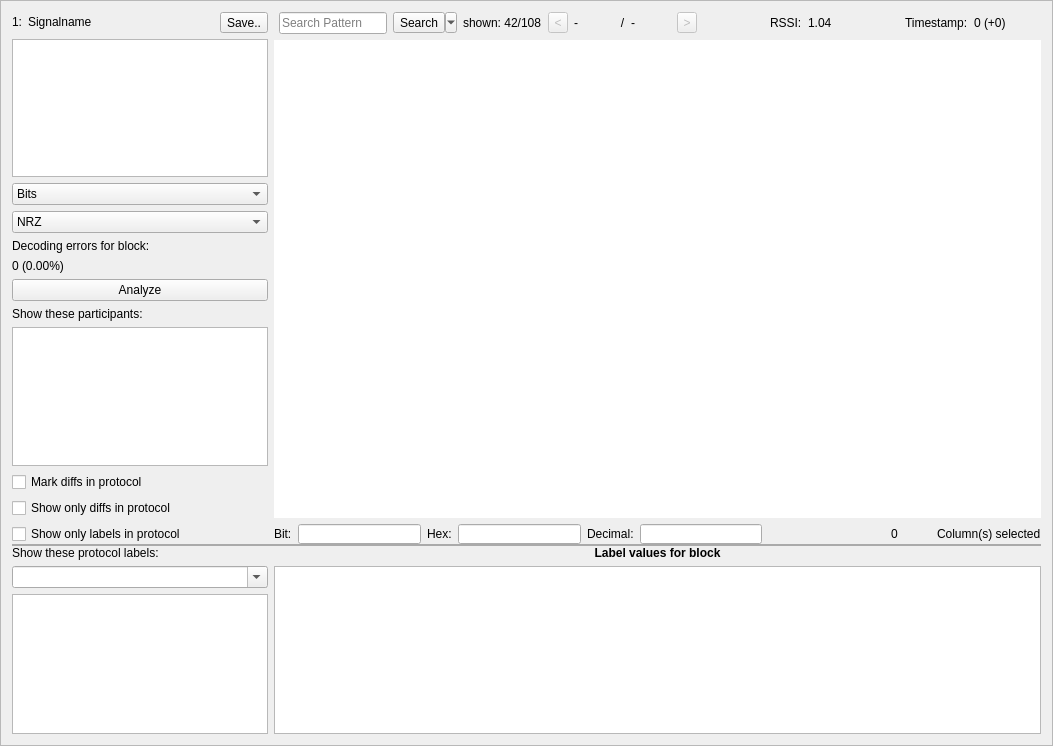
Old version of the form ui/analysis_frame.ui in the repository jopohl/urh.
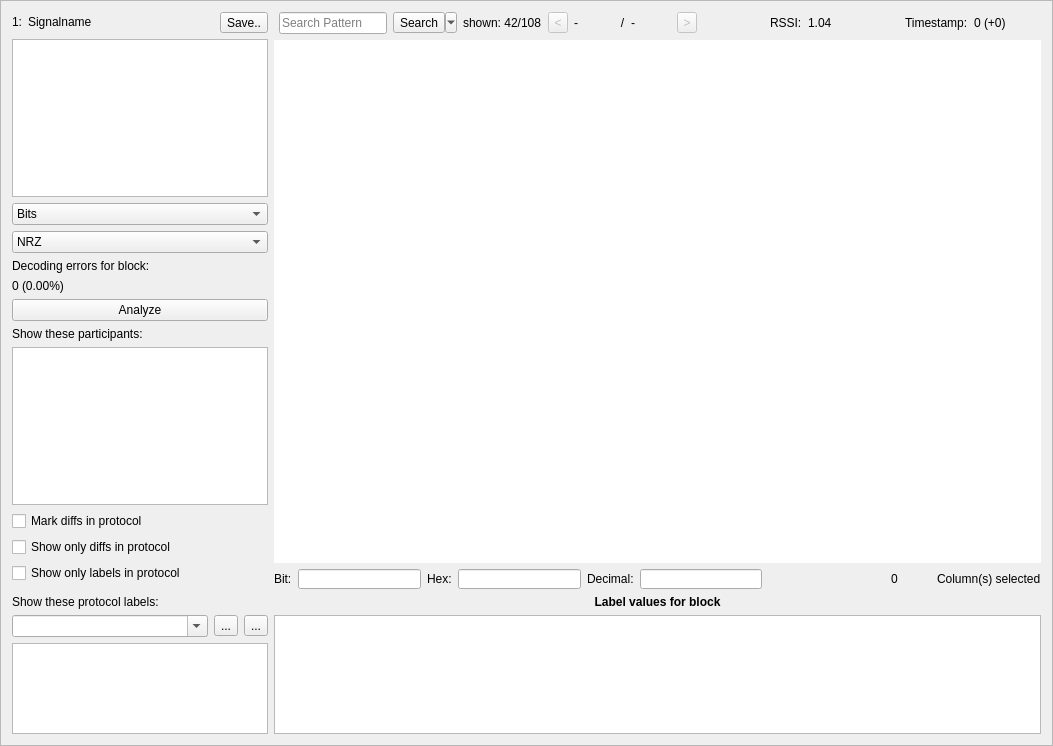
New version of the form. Icons and pictures are not drawn. Custom widgets are drawn as their Qt base class.

The edit to the form file:
```diff
--- a/ui/analysis_frame.ui
+++ b/ui/analysis_frame.ui
@@ -43,21 +43,8 @@
   <property name="midLineWidth">
    <number>0</number>
   </property>
-  <layout class="QHBoxLayout" name="horizontalLayout_5">
+  <layout class="QVBoxLayout" name="verticalLayout_5">
    <item>
-    <widget class="QSplitter" name="splitter">
-     <property name="styleSheet">
-      <string notr="true">QSplitter::handle {
-    background-color: #AAAAAA;
-}</string>
-     </property>
-     <property name="orientation">
-      <enum>Qt::Vertical</enum>
-     </property>
-     <property name="handleWidth">
-      <number>2</number>
-     </property>
-     <widget class="QWidget" name="layoutWidget">
       <layout class="QHBoxLayout" name="horizontalLayout">
        <item>
         <layout class="QVBoxLayout" name="verticalLayout_4">
@@ -791,9 +778,9 @@
         </layout>
        </item>
       </layout>
-     </widget>
-     <widget class="QWidget" name="layoutWidget">
-      <layout class="QHBoxLayout" name="horizontalLayout_3">
+   </item>
+   <item>
+    <layout class="QHBoxLayout" name="horizontalLayout_5">
        <item>
         <layout class="QVBoxLayout" name="verticalLayout_2">
          <item>
@@ -810,6 +797,8 @@
           </widget>
          </item>
          <item>
+        <layout class="QHBoxLayout" name="horizontalLayout_3">
+         <item>
           <widget class="QComboBox" name="cbLabelsets">
            <property name="editable">
             <bool>true</bool>
@@ -820,6 +809,34 @@
           </widget>
          </item>
          <item>
+          <widget class="QToolButton" name="btnAddLabelset">
+           <property name="toolTip">
+            <string>Add a new labelset.</string>
+           </property>
+           <property name="text">
+            <string>...</string>
+           </property>
+           <property name="icon">
+            <iconset theme="list-add"/>
+           </property>
+          </widget>
+         </item>
+         <item>
+          <widget class="QToolButton" name="btnRemoveLabelset">
+           <property name="toolTip">
+            <string>Delete current labelset.</string>
+           </property>
+           <property name="text">
+            <string>...</string>
+           </property>
+           <property name="icon">
+            <iconset theme="list-remove"/>
+           </property>
+          </widget>
+         </item>
+        </layout>
+       </item>
+       <item>
           <widget class="ProtocolLabelListView" name="listViewLabelNames">
            <property name="sizePolicy">
             <sizepolicy hsizetype="Preferred" vsizetype="Preferred">
@@ -892,8 +909,6 @@
         </layout>
        </item>
       </layout>
-     </widget>
-    </widget>
    </item>
   </layout>
  </widget>
```
Lines whose indentation alone changed are shown as unchanged.
